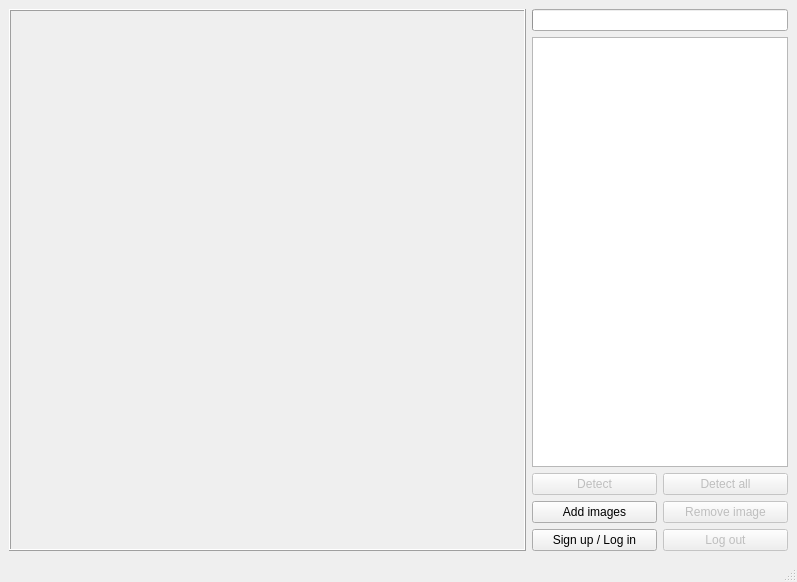
This is mainwindow.ui in nagvv/facerec as Qt 5 draws it before an edit. The edited form follows.
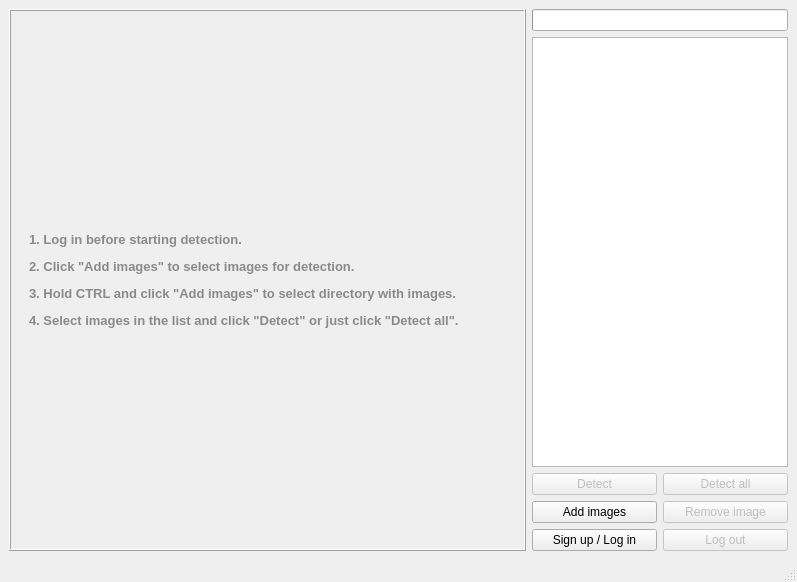
This is the edited form. Custom widgets are drawn as their Qt base class.

Commit message: Added showing help text when none image selected

Diff of the .ui file:
```diff
--- a/mainwindow.ui
+++ b/mainwindow.ui
@@ -38,6 +38,44 @@
            <height>300</height>
           </size>
          </property>
+         <layout class="QVBoxLayout" name="verticalLayout_3">
+          <item>
+           <spacer name="verticalSpacer_2">
+            <property name="orientation">
+             <enum>Qt::Vertical</enum>
+            </property>
+            <property name="sizeHint" stdset="0">
+             <size>
+              <width>20</width>
+              <height>40</height>
+             </size>
+            </property>
+           </spacer>
+          </item>
+          <item>
+           <widget class="QLabel" name="helpText">
+            <property name="text">
+             <string>&lt;html&gt;&lt;head/&gt;&lt;body&gt;&lt;p&gt;&lt;span style=&quot; font-size:10pt; font-weight:600; color:#8a8a8a;&quot;&gt;1. Log in before starting detection.&lt;/span&gt;&lt;/p&gt;&lt;p&gt;&lt;span style=&quot; font-size:10pt; font-weight:600; color:#8a8a8a;&quot;&gt;2. Click &amp;quot;Add images&amp;quot; to select images for detection.&lt;/span&gt;&lt;/p&gt;&lt;p&gt;&lt;span style=&quot; font-size:10pt; font-weight:600; color:#8a8a8a;&quot;&gt;3. Hold CTRL and click &amp;quot;Add images&amp;quot; to select directory with images.&lt;/span&gt;&lt;/p&gt;&lt;p&gt;&lt;span style=&quot; font-size:10pt; font-weight:600; color:#8a8a8a;&quot;&gt;4. Select images in the list and click &amp;quot;Detect&amp;quot; or just click &amp;quot;Detect all&amp;quot;.&lt;/span&gt;&lt;/p&gt;&lt;/body&gt;&lt;/html&gt;</string>
+            </property>
+            <property name="textInteractionFlags">
+             <set>Qt::NoTextInteraction</set>
+            </property>
+           </widget>
+          </item>
+          <item>
+           <spacer name="verticalSpacer">
+            <property name="orientation">
+             <enum>Qt::Vertical</enum>
+            </property>
+            <property name="sizeHint" stdset="0">
+             <size>
+              <width>20</width>
+              <height>40</height>
+             </size>
+            </property>
+           </spacer>
+          </item>
+         </layout>
         </widget>
        </item>
       </layout>
```
The commit also changes 2 other files.
